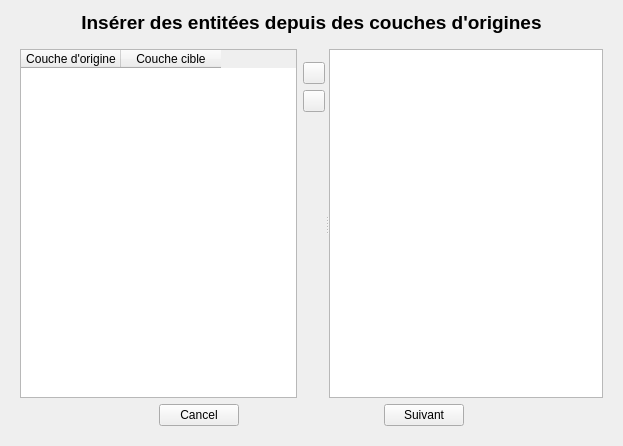
Old version of the form ressources/raw_ui/insert_from_origin_form2.ui in the repository GiroDiGiiro/sd_gep.
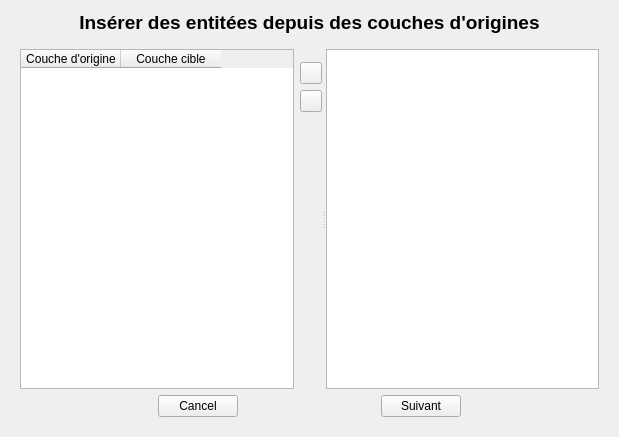
New version of the form. Icons and pictures are not drawn.

```diff
--- a/ressources/raw_ui/insert_from_origin_form2.ui
+++ b/ressources/raw_ui/insert_from_origin_form2.ui
@@ -6,8 +6,8 @@
    <rect>
     <x>0</x>
     <y>0</y>
-    <width>623</width>
-    <height>446</height>
+    <width>619</width>
+    <height>437</height>
    </rect>
   </property>
   <property name="windowTitle">
@@ -39,7 +39,7 @@
          <property name="orientation">
           <enum>Qt::Horizontal</enum>
          </property>
-         <widget class="QWidget" name="">
+         <widget class="QWidget" name="layoutWidget">
           <layout class="QHBoxLayout" name="horizontalLayout_3">
            <item>
             <widget class="QTableWidget" name="tw_paired_layer">
```
Left out of the diff: 6 changed lines with no effect on the pictures.
